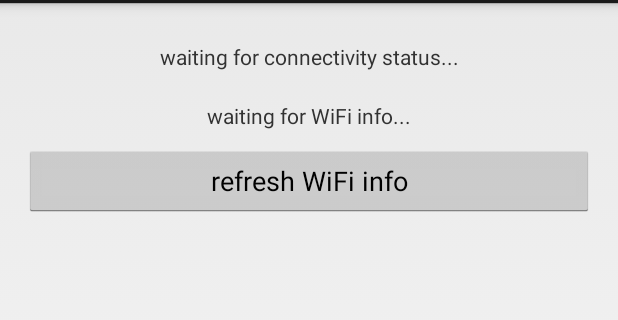
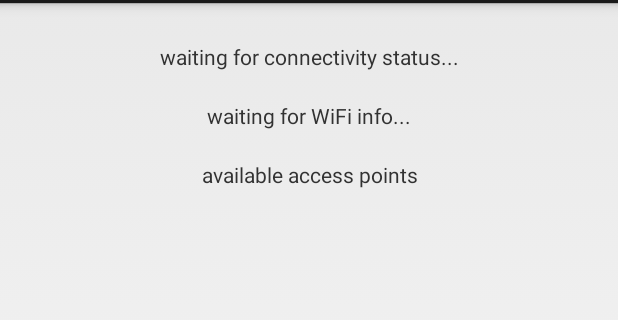
Before and after one commit to pwittchen/NetworkEvents, an Android app: the screen it shows after launch (MainActivity), on a phone screen of 412 x 824 dp, the part 69-389 px from its top. Run offline under Robolectric (Android 15) with nearby library versions, the phone set to English and light mode, and no system bars; libraries missing offline, so code that uses them is left out: com.squareup.otto; 7 statements that could not run were skipped.

Commit message:
Adding displaying list of available WiFi access points

```diff
--- a/example/src/main/java/pwittchen/com/icsl/activity/MainActivity.java
+++ b/example/src/main/java/pwittchen/com/icsl/activity/MainActivity.java
@@ -1,9 +1,11 @@
 package pwittchen.com.icsl.activity;
 
 import android.app.Activity;
+import android.net.wifi.ScanResult;
 import android.os.Bundle;
-import android.view.View;
-import android.widget.Button;
+import android.view.Menu;
+import android.view.MenuItem;
+import android.widget.ListView;
 import android.widget.TextView;
 
 import com.pwittchen.icsl.library.InternetConnectionStateListener;
@@ -12,7 +14,11 @@ import com.pwittchen.icsl.library.helper.NetworkHelper;
 import com.pwittchen.icsl.library.receiver.ConnectivityStatus;
 import com.squareup.otto.Subscribe;
 
+import java.util.ArrayList;
+import java.util.List;
+
 import pwittchen.com.icsl.R;
+import pwittchen.com.icsl.adapter.ScanResultAdapter;
 import pwittchen.com.icsl.eventbus.BusProvider;
 
 public class MainActivity extends Activity {
@@ -20,23 +26,38 @@ public class MainActivity extends Activity {
     private InternetConnectionStateListener internetConnectionStateListener;
     private TextView tvConnectivityStatus;
     private TextView tvWifiInfo;
-    private Button bRefreshWifiInfo;
+    private ListView lvAccessPointScanResults;
+    private List<ScanResult> accessPoints = new ArrayList<ScanResult>();
+    private ScanResultAdapter scanResultAdapter;
 
     @Override
     protected void onCreate(Bundle savedInstanceState) {
         super.onCreate(savedInstanceState);
         setContentView(R.layout.activity_main);
-        tvConnectivityStatus = (TextView) findViewById(R.id.tv_connectivity_status);
-        tvWifiInfo = (TextView) findViewById(R.id.tv_wifi_info);
-        bRefreshWifiInfo = (Button) findViewById(R.id.b_refresh_wifi_info);
-        setOnClickListeners();
+        initializeViews();
+        setScanResultAdapter();
 
-        // creating new instance of InternetConnectionStateListener class
         // passing Context and instance of Otto Event Bus
         internetConnectionStateListener = new InternetConnectionStateListener(this, BusProvider.getInstance());
 
         // register InternetConnectionStateListener
         internetConnectionStateListener.register();
+    }
+
+    private void initializeViews() {
+        tvConnectivityStatus = (TextView) findViewById(R.id.tv_connectivity_status);
+        tvWifiInfo = (TextView) findViewById(R.id.tv_wifi_info);
+        lvAccessPointScanResults = (ListView) findViewById(R.id.lv_access_point_scan_results);
+    }
+
+    /**
+     * This method is used only to display list of available access points.
+     * It's an additional feature and we don't have to use it.
+     */
+    private void setScanResultAdapter() {
+        scanResultAdapter = new ScanResultAdapter(this, R.layout.list_row, accessPoints);
+        lvAccessPointScanResults.setAdapter(scanResultAdapter);
+        scanResultAdapter.notifyDataSetChanged();
     }
 
     @Override
@@ -76,12 +97,25 @@ public class MainActivity extends Activity {
         }
     }
 
-    private void setOnClickListeners() {
-        bRefreshWifiInfo.setOnClickListener(new View.OnClickListener() {
-            @Override
-            public void onClick(View v) {
-                tvWifiInfo.setText(NetworkHelper.getWiFiInfo(getApplicationContext()).toString());
-            }
-        });
+    @Override
+    public boolean onCreateOptionsMenu(Menu menu) {
+        // Inflate the menu; this adds items to the action bar if it is present.
+        getMenuInflater().inflate(R.menu.activity_main, menu);
+        return true;
+    }
+
+    @Override
+    public boolean onOptionsItemSelected(MenuItem item) {
+        int id = item.getItemId();
+        if (id == R.id.action_refresh) {
+            // set WiFi info
+            tvWifiInfo.setText(NetworkHelper.getWiFiInfo(getApplicationContext()).toString());
+            // set access points and refresh adapter
+            accessPoints = NetworkHelper.getAccessPointList(getApplicationContext());
+            // set scanResultAdapter again in order to display access point on the list
+            setScanResultAdapter();
+            return true;
+        }
+        return super.onOptionsItemSelected(item);
     }
 }
--- a/example/src/main/res/layout/activity_main.xml
+++ b/example/src/main/res/layout/activity_main.xml
@@ -25,11 +25,19 @@
         android:padding="@dimen/tv_padding"
         android:text="@string/waiting_for_wifi_info" />
 
-    <Button
-        android:id="@+id/b_refresh_wifi_info"
+    <TextView
+        android:id="@+id/tv_available_access_points"
         android:layout_width="match_parent"
         android:layout_height="wrap_content"
-        android:layout_below="@+id/tv_wifi_info"
-        android:text="@string/refresh_wifi_info" />
+        android:layout_below="@id/tv_wifi_info"
+        android:gravity="center"
+        android:padding="@dimen/tv_padding"
+        android:text="available access points" />
+
+    <ListView
+        android:id="@+id/lv_access_point_scan_results"
+        android:layout_width="match_parent"
+        android:layout_height="match_parent"
+        android:layout_below="@+id/tv_available_access_points" />
 
 </RelativeLayout>
--- a/example/src/main/res/values/strings.xml
+++ b/example/src/main/res/values/strings.xml
@@ -5,6 +5,6 @@
     <string name="title_activity_main">InternetConnectionStateListener</string>
     <string name="waiting_for_connectivity_status">waiting for connectivity status...</string>
     <string name="waiting_for_wifi_info">waiting for WiFi info...</string>
-    <string name="refresh_wifi_info">refresh WiFi info</string>
+    <string name="refresh">refresh</string>
 
 </resources>
--- a/icsl-library/src/main/AndroidManifest.xml
+++ b/icsl-library/src/main/AndroidManifest.xml
@@ -1,4 +1,6 @@
 <manifest xmlns:android="http://schemas.android.com/apk/res/android"
     package="com.pwittchen.icsl.library">
-    <application android:allowBackup="true" />
+
+    <application android:allowBackup="true"></application>
+
 </manifest>
```
Also changed, not shown: icsl-library/src/main/java/com/pwittchen/icsl/library/helper/NetworkHelper.java (+11 -2 lines).
